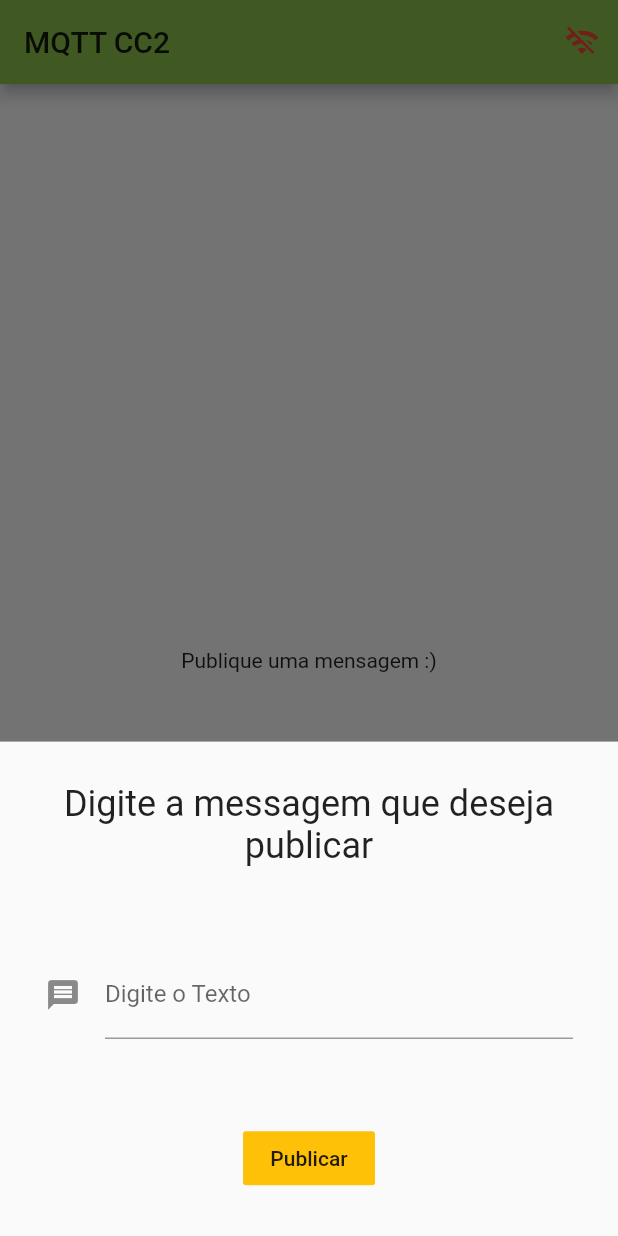
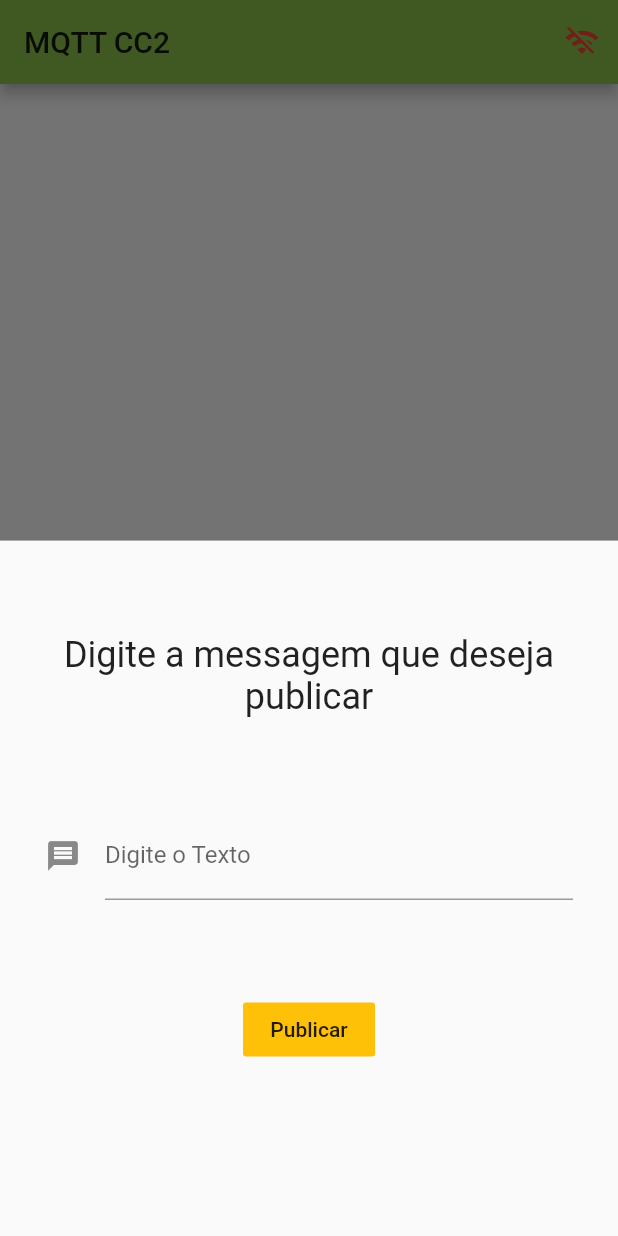
Before and after one commit to HarleyItalo/mqtt_flutter, a Flutter app: the screen it shows after launch, after a tap on the "add" icon, on a phone screen of 412 x 824 dp. Run offline on Flutter 3.47's test engine with Material 2 defaults, Android fonts, the phone set to English and light mode, and no system bars; missing offline and left inert: mqtt_client.

```diff
--- a/lib/home.dart
+++ b/lib/home.dart
@@ -129,23 +129,32 @@ class _HomeState extends State<Home> {
         onPressed: () {
           showModalBottomSheet(
             context: context,
-            builder: (context) => SingleChildScrollView(
+            builder: (context) => Scaffold(
+              resizeToAvoidBottomInset: false,
+              resizeToAvoidBottomPadding: false,
+              body: SingleChildScrollView(
+                reverse: true,
                 child: Container(
-                height: MediaQuery.of(context).size.height * 0.40,
+                  height: MediaQuery.of(context).size.height * 0.50,
                   padding: const EdgeInsets.symmetric(horizontal: 30),
                   child: Column(
-                  mainAxisAlignment: MainAxisAlignment.spaceAround,
+                    mainAxisAlignment: MainAxisAlignment.spaceEvenly,
                     children: [
                       Text(
                         'Digite a messagem que deseja publicar',
                         style: Theme.of(context).textTheme.headline5,
                         textAlign: TextAlign.center,
                       ),
-                    TextField(
+                      Padding(
+                        padding: EdgeInsets.only(
+                            bottom: MediaQuery.of(context).viewInsets.bottom),
+                        child: TextField(
                           decoration: InputDecoration(
                             labelText: 'Digite o Texto',
-                          icon: Icon(Icons.message)),
+                            icon: Icon(Icons.message),
+                          ),
                           onChanged: (value) => message = value,
+                        ),
                       ),
                       FlatButton(
                           color: Colors.amber,
@@ -162,6 +171,7 @@ class _HomeState extends State<Home> {
                   ),
                 ),
               ),
+            ),
           );
         },
       ),
```
Lines whose indentation alone changed are shown as unchanged.
